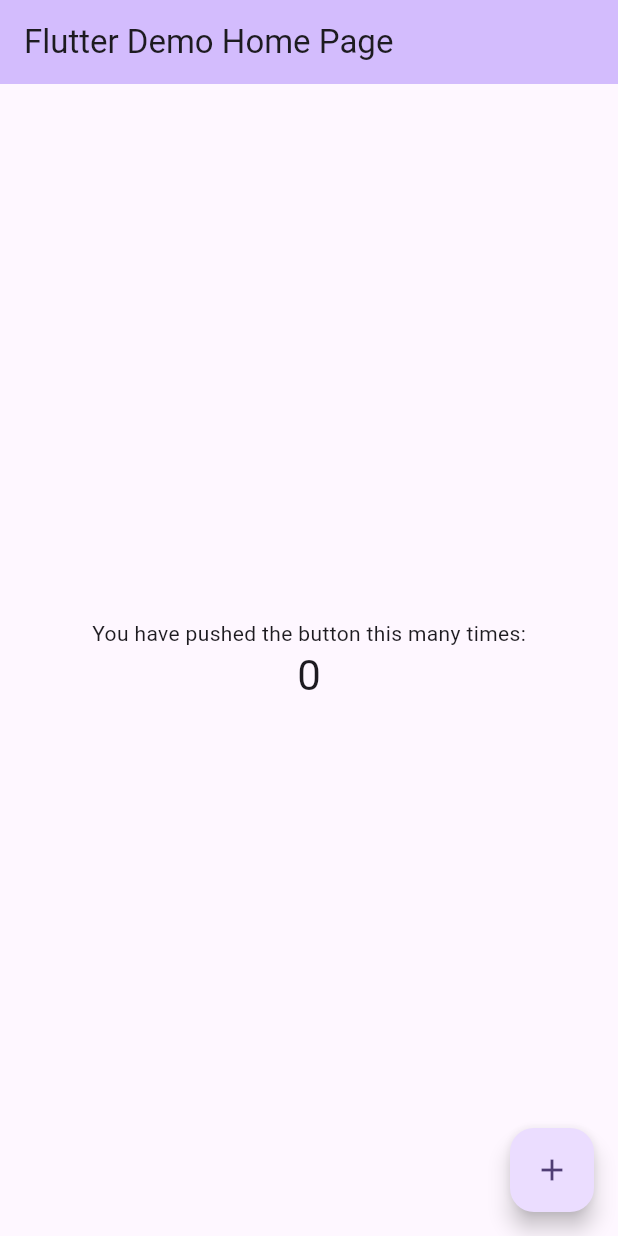
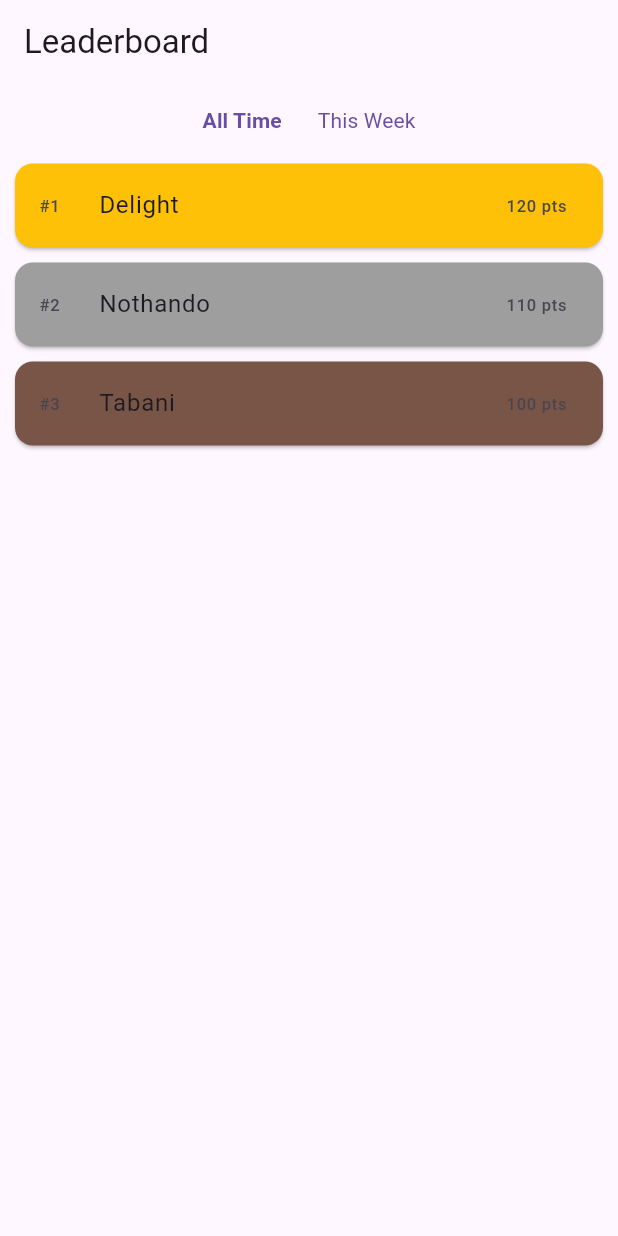
Before and after one commit to n02422395p-blip/Campus-Fun-And-Engagement-App, a Flutter app: the screen it shows after launch, on a phone screen of 412 x 824 dp. Run offline on Flutter 3.47's test engine with Material 3 defaults, Android fonts, the phone set to English and light mode, and no system bars.

Commit message:
Update leaderboard screen

```diff
--- a/lib/main.dart
+++ b/lib/main.dart
@@ -1,4 +1,5 @@
 import 'package:flutter/material.dart';
+import 'screens/leaderboard/leaderboard_screen.dart';
 
 void main() {
   runApp(const MyApp());
@@ -7,116 +8,8 @@ void main() {
 class MyApp extends StatelessWidget {
   const MyApp({super.key});
 
-  // This widget is the root of your application.
   @override
   Widget build(BuildContext context) {
-    return MaterialApp(
-      title: 'Flutter Demo',
-      theme: ThemeData(
-        // This is the theme of your application.
-        //
-        // TRY THIS: Try running your application with "flutter run". You'll see
-        // the application has a purple toolbar. Then, without quitting the app,
-        // try changing the seedColor in the colorScheme below to Colors.green
-        // and then invoke "hot reload" (save your changes or press the "hot
-        // reload" button in a Flutter-supported IDE, or press "r" if you used
-        // the command line to start the app).
-        //
-        // Notice that the counter didn't reset back to zero; the application
-        // state is not lost during the reload. To reset the state, use hot
-        // restart instead.
-        //
-        // This works for code too, not just values: Most code changes can be
-        // tested with just a hot reload.
-        colorScheme: .fromSeed(seedColor: Colors.deepPurple),
-      ),
-      home: const MyHomePage(title: 'Flutter Demo Home Page'),
-    );
+    return const MaterialApp(home: LeaderboardScreen());
   }
 }
-
-class MyHomePage extends StatefulWidget {
-  const MyHomePage({super.key, required this.title});
-
-  // This widget is the home page of your application. It is stateful, meaning
-  // that it has a State object (defined below) that contains fields that affect
-  // how it looks.
-
-  // This class is the configuration for the state. It holds the values (in this
-  // case the title) provided by the parent (in this case the App widget) and
-  // used by the build method of the State. Fields in a Widget subclass are
-  // always marked "final".
-
-  final String title;
-
-  @override
-  State<MyHomePage> createState() => _MyHomePageState();
-}
-
-class _MyHomePageState extends State<MyHomePage> {
-  int _counter = 0;
-
-  void _incrementCounter() {
-    setState(() {
-      // This call to setState tells the Flutter framework that something has
-      // changed in this State, which causes it to rerun the build method below
-      // so that the display can reflect the updated values. If we changed
-      // _counter without calling setState(), then the build method would not be
-      // called again, and so nothing would appear to happen.
-      _counter++;
-    });
-  }
-
-  @override
-  Widget build(BuildContext context) {
-    // This method is rerun every time setState is called, for instance as done
-    // by the _incrementCounter method above.
-    //
-    // The Flutter framework has been optimized to make rerunning build methods
-    // fast, so that you can just rebuild anything that needs updating rather
-    // than having to individually change instances of widgets.
-    return Scaffold(
-      appBar: AppBar(
-        // TRY THIS: Try changing the color here to a specific color (to
-        // Colors.amber, perhaps?) and trigger a hot reload to see the AppBar
-        // change color while the other colors stay the same.
-        backgroundColor: Theme.of(context).colorScheme.inversePrimary,
-        // Here we take the value from the MyHomePage object that was created by
-        // the App.build method, and use it to set our appbar title.
-        title: Text(widget.title),
-      ),
-      body: Center(
-        // Center is a layout widget. It takes a single child and positions it
-        // in the middle of the parent.
-        child: Column(
-          // Column is also a layout widget. It takes a list of children and
-          // arranges them vertically. By default, it sizes itself to fit its
-          // children horizontally, and tries to be as tall as its parent.
-          //
-          // Column has various properties to control how it sizes itself and
-          // how it positions its children. Here we use mainAxisAlignment to
-          // center the children vertically; the main axis here is the vertical
-          // axis because Columns are vertical (the cross axis would be
-          // horizontal).
-          //
-          // TRY THIS: Invoke "debug painting" (choose the "Toggle Debug Paint"
-          // action in the IDE, or press "p" in the console), to see the
-          // wireframe for each widget.
-          mainAxisAlignment: .center,
-          children: [
-            const Text('You have pushed the button this many times:'),
-            Text(
-              '$_counter',
-              style: Theme.of(context).textTheme.headlineMedium,
-            ),
-          ],
-        ),
-      ),
-      floatingActionButton: FloatingActionButton(
-        onPressed: _incrementCounter,
-        tooltip: 'Increment',
-        child: const Icon(Icons.add),
-      ),
-    );
-  }
-}
--- /dev/null
+++ b/lib/screens/leaderboard/leaderboard_screen.dart
@@ -0,0 +1,115 @@
+import 'package:flutter/material.dart';
+
+class LeaderboardScreen extends StatefulWidget {
+  const LeaderboardScreen({super.key});
+
+  @override
+  State<LeaderboardScreen> createState() => _LeaderboardScreenState();
+}
+
+class _LeaderboardScreenState extends State<LeaderboardScreen> {
+  bool isLoading = true;
+  String filter = "All Time";
+
+  List<Map<String, dynamic>> leaderboard = [];
+
+  @override
+  void initState() {
+    super.initState();
+    fetchData();
+  }
+
+  Future<void> fetchData() async {
+    await Future.delayed(const Duration(seconds: 2)); // simulate loading
+
+    setState(() {
+      leaderboard = [
+        {"name": "Delight", "points": 120},
+        {"name": "Nothando", "points": 110},
+        {"name": "Tabani", "points": 100},
+      ];
+      isLoading = false;
+    });
+  }
+
+  Color getRankColor(int index) {
+    if (index == 0) return Colors.amber; // Gold
+    if (index == 1) return Colors.grey; // Silver
+    if (index == 2) return Colors.brown; // Bronze
+    return Colors.white;
+  }
+
+  @override
+  Widget build(BuildContext context) {
+    return Scaffold(
+      appBar: AppBar(title: const Text("Leaderboard")),
+      body: Column(
+        children: [
+          // 🔁 Toggle Button
+          Row(
+            mainAxisAlignment: MainAxisAlignment.center,
+            children: [
+              TextButton(
+                onPressed: () {
+                  setState(() {
+                    filter = "All Time";
+                  });
+                },
+                child: Text(
+                  "All Time",
+                  style: TextStyle(
+                    fontWeight: filter == "All Time"
+                        ? FontWeight.bold
+                        : FontWeight.normal,
+                  ),
+                ),
+              ),
+              TextButton(
+                onPressed: () {
+                  setState(() {
+                    filter = "This Week";
+                  });
+                },
+                child: Text(
+                  "This Week",
+                  style: TextStyle(
+                    fontWeight: filter == "This Week"
+                        ? FontWeight.bold
+                        : FontWeight.normal,
+                  ),
+                ),
+              ),
+            ],
+          ),
+
+          // ⏳ Loading Spinner
+          if (isLoading)
+            const Expanded(child: Center(child: CircularProgressIndicator()))
+          else
+            // 📋 Leaderboard List
+            Expanded(
+              child: ListView.builder(
+                itemCount: leaderboard.length,
+                itemBuilder: (context, index) {
+                  final user = leaderboard[index];
+
+                  return Card(
+                    color: getRankColor(index),
+                    margin: const EdgeInsets.symmetric(
+                      horizontal: 10,
+                      vertical: 5,
+                    ),
+                    child: ListTile(
+                      leading: Text("#${index + 1}"),
+                      title: Text(user["name"]),
+                      trailing: Text("${user["points"]} pts"),
+                    ),
+                  );
+                },
+              ),
+            ),
+        ],
+      ),
+    );
+  }
+}
```
Also changed, not shown: 1 other file.
